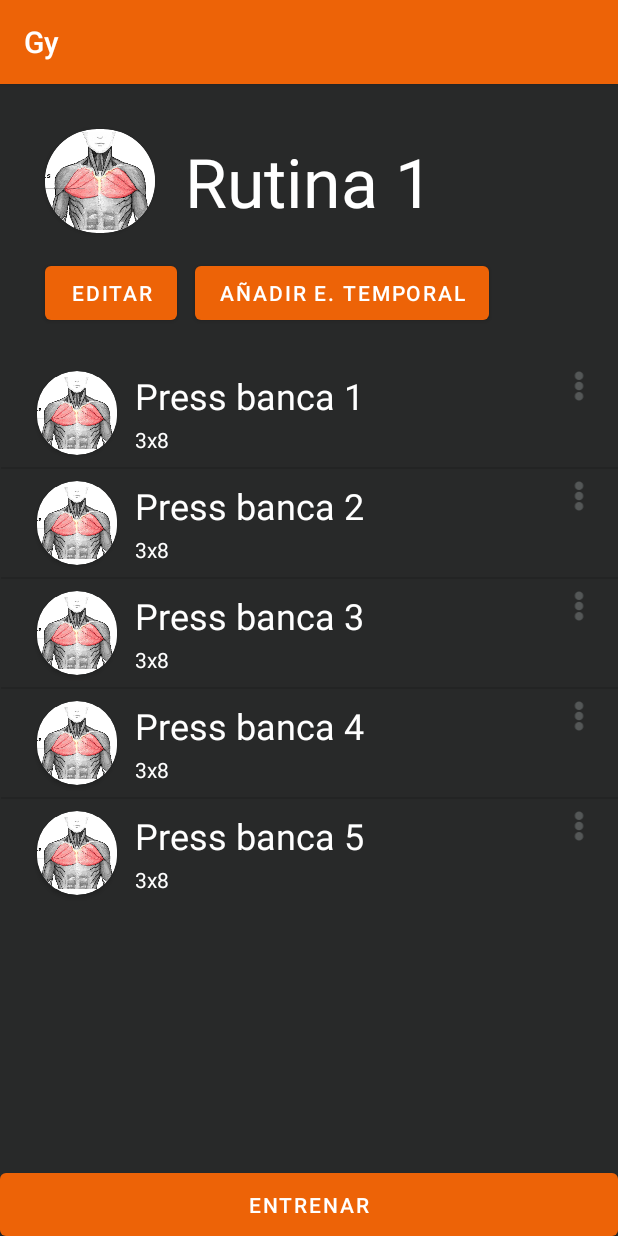
After one commit to kevinfdezdelanda/GymApp, an Android app: the ComenzarEntrenamiento screen opened directly, with no data from a screen before it, on a phone screen of 412 x 824 dp. The commit adds this screen. Run offline under Robolectric (Android 15) with nearby library versions, the phone set to English and light mode, and no system bars; 2 statements that could not run were skipped.

Commit message:
ventanaEntrenamiento empezada

```diff
--- a/app/src/main/AndroidManifest.xml
+++ b/app/src/main/AndroidManifest.xml
@@ -10,7 +10,7 @@
         android:supportsRtl="true"
         android:theme="@style/Theme.Gy">
         <activity
-            android:name=".MainActivity"
+            android:name=".activity.MainActivity"
             android:exported="true">
             <intent-filter>
                 <action android:name="android.intent.action.MAIN" />
@@ -18,6 +18,10 @@
                 <category android:name="android.intent.category.LAUNCHER" />
             </intent-filter>
         </activity>
+
+        <activity
+            android:name=".activity.ComenzarEntrenamiento" />
+
     </application>
 
 </manifest>
--- /dev/null
+++ b/app/src/main/java/com/example/gy/activity/ComenzarEntrenamiento.java
@@ -0,0 +1,72 @@
+package com.example.gy.activity;
+
+import android.os.Bundle;
+import android.view.View;
+import android.widget.ImageView;
+import android.widget.ListView;
+import android.widget.TextView;
+
+import androidx.appcompat.app.AppCompatActivity;
+
+import com.example.gy.R;
+import com.example.gy.adaptadores.AdaptadorEjercicios;
+import com.example.gy.model.Ejercicio;
+import com.example.gy.model.Rutina;
+
+import java.util.ArrayList;
+import java.util.List;
+
+public class ComenzarEntrenamiento extends AppCompatActivity {
+
+    private Rutina rutina;
+    private ListView listEjercicios;
+
+    @Override
+    protected void onCreate(Bundle savedInstanceState) {
+        super.onCreate(savedInstanceState);
+        setContentView(R.layout.comenzar_entrenamiento);
+
+        View decorView = getWindow().getDecorView();
+        // Hide the status bar.
+        int uiOptions = View.SYSTEM_UI_FLAG_FULLSCREEN | View.SYSTEM_UI_FLAG_LAYOUT_HIDE_NAVIGATION;
+        decorView.setSystemUiVisibility(uiOptions);
+
+        rutina = (Rutina) getIntent().getSerializableExtra("rutina");
+
+        TextView nombre = (TextView) findViewById(R.id.nomRutina);
+        nombre.setText(rutina.getNombre());
+        ImageView img = (ImageView)findViewById(R.id.imgRutina);
+        img.setImageResource(rutina.getImagen());
+
+        ListView listEjercicios = (ListView) findViewById(R.id.listEjercicios);
+        AdaptadorEjercicios adaptadorEjercicios =
+                new AdaptadorEjercicios(this, getEjercicios());
+        listEjercicios.setAdapter(adaptadorEjercicios);
+    }
+
+    public List<Ejercicio> getEjercicios(){
+        List<Ejercicio> ejerciciosList = new ArrayList<>();
+
+        ejerciciosList.add( new Ejercicio(R.drawable.pectoral,"Press banca 1", "3x8", 1));
+        ejerciciosList.add(new Ejercicio(R.drawable.pectoral,"Press banca 2","3x8", 2));
+        ejerciciosList.add(new Ejercicio(R.drawable.pectoral,"Press banca 3","3x8", 3));
+        ejerciciosList.add(new Ejercicio(R.drawable.pectoral,"Press banca 4","3x8", 4));
+        ejerciciosList.add(new Ejercicio(R.drawable.pectoral,"Press banca 5","3x8", 5));
+
+        return ejerciciosList;
+    }
+
+    @Override
+    public void onWindowFocusChanged(boolean hasFocus) {
+        super.onWindowFocusChanged(hasFocus);
+        if (hasFocus) {
+            getWindow().getDecorView().setSystemUiVisibility(
+                    View.SYSTEM_UI_FLAG_LAYOUT_STABLE
+                            | View.SYSTEM_UI_FLAG_LAYOUT_HIDE_NAVIGATION
+                            | View.SYSTEM_UI_FLAG_LAYOUT_FULLSCREEN
+                            | View.SYSTEM_UI_FLAG_HIDE_NAVIGATION
+                            | View.SYSTEM_UI_FLAG_FULLSCREEN
+                            | View.SYSTEM_UI_FLAG_IMMERSIVE_STICKY);
+        }
+    }
+}
--- /dev/null
+++ b/app/src/main/java/com/example/gy/adaptadores/AdaptadorEjercicios.java
@@ -0,0 +1,43 @@
+package com.example.gy.adaptadores;
+
+import android.content.Context;
+import android.view.LayoutInflater;
+import android.view.View;
+import android.view.ViewGroup;
+import android.widget.ArrayAdapter;
+import android.widget.ImageView;
+import android.widget.TextView;
+
+import androidx.annotation.NonNull;
+import androidx.annotation.Nullable;
+
+import com.example.gy.R;
+import com.example.gy.model.Ejercicio;
+
+import java.util.List;
+
+public class AdaptadorEjercicios extends ArrayAdapter<Ejercicio> {
+
+    private List<Ejercicio> ejercicios;
+
+    public AdaptadorEjercicios(@NonNull Context context, List<Ejercicio> Ejercicios) {
+        super(context, R.layout.list_rutina_ejercicio_layout, Ejercicios);
+        this.ejercicios = Ejercicios;
+    }
+
+    @NonNull
+    @Override
+    public View getView(int position, @Nullable View convertView,
+                        @NonNull ViewGroup parent) {
+
+        LayoutInflater inflater = LayoutInflater.from(getContext());
+        View item = inflater.inflate(R.layout.list_rutina_ejercicio_layout, null);
+        TextView nombre = (TextView)item.findViewById(R.id.nombre);
+        nombre.setText(ejercicios.get(position).getNombre());
+        TextView descripcion = (TextView)item.findViewById(R.id.descripcion);
+        descripcion.setText(ejercicios.get(position).getDescripcion());
+        ImageView img = (ImageView)item.findViewById(R.id.img);
+        img.setImageResource(ejercicios.get(position).getImagen());
+        return (item);
+    }
+}
--- a/app/src/main/java/com/example/gy/Ejercicio.java
+++ b/app/src/main/java/com/example/gy/model/Ejercicio.java
@@ -1,26 +1,30 @@
-package com.example.gy;
+package com.example.gy.model;
 
 import android.widget.ImageView;
 
-public class Ejercicio {
-    private ImageView imagen;
+import java.io.Serializable;
+
+public class Ejercicio implements Serializable {
+    private int imagen;
     private String nombre;
+    private String descripcion;
     private int id;
 
     public Ejercicio() {
     }
 
-    public Ejercicio(ImageView imagen, String nombre, int id) {
+    public Ejercicio(int imagen, String nombre, String descripcion, int id) {
         this.imagen = imagen;
         this.nombre = nombre;
+        this.descripcion = descripcion;
         this.id = id;
     }
 
-    public ImageView getImagen() {
+    public int getImagen() {
         return imagen;
     }
 
-    public void setImagen(ImageView imagen) {
+    public void setImagen(int imagen) {
         this.imagen = imagen;
     }
 
@@ -39,4 +43,12 @@ public class Ejercicio {
     public void setId(int id) {
         this.id = id;
     }
+
+    public String getDescripcion() {
+        return descripcion;
+    }
+
+    public void setDescripcion(String descripcion) {
+        this.descripcion = descripcion;
+    }
 }
--- a/app/src/main/res/layout/activity_main.xml
+++ b/app/src/main/res/layout/activity_main.xml
@@ -4,13 +4,13 @@
     xmlns:tools="http://schemas.android.com/tools"
     android:layout_width="match_parent"
     android:layout_height="match_parent"
-    tools:context=".MainActivity">
+    tools:context=".activity.MainActivity">
 
     <androidx.constraintlayout.widget.ConstraintLayout
         android:layout_width="match_parent"
         android:layout_height="match_parent"
         android:orientation="vertical"
-        tools:context=".MainActivity">
+        tools:context=".activity.MainActivity">
 
 
         <androidx.viewpager.widget.ViewPager
--- /dev/null
+++ b/app/src/main/res/layout/comenzar_entrenamiento.xml
@@ -0,0 +1,79 @@
+<?xml version="1.0" encoding="utf-8"?>
+<androidx.constraintlayout.widget.ConstraintLayout xmlns:android="http://schemas.android.com/apk/res/android"
+    xmlns:app="http://schemas.android.com/apk/res-auto"
+    xmlns:tools="http://schemas.android.com/tools"
+    android:layout_width="match_parent"
+    android:layout_height="match_parent">
+
+    <ListView
+        android:id="@+id/listEjercicios"
+        android:layout_width="411dp"
+        android:layout_height="wrap_content"
+        android:layout_margin="20dp"
+        android:layout_marginHorizontal="20dp"
+        app:layout_constraintEnd_toEndOf="parent"
+        app:layout_constraintStart_toStartOf="parent"
+        app:layout_constraintTop_toBottomOf="@+id/button"
+        tools:ignore="MissingConstraints" />
+
+    <androidx.cardview.widget.CardView
+        android:id="@+id/cardView2"
+        android:layout_width="73dp"
+        android:layout_height="69dp"
+        android:layout_gravity="center"
+        android:layout_margin="30dp"
+        android:layout_marginTop="8dp"
+        app:cardCornerRadius="250dp"
+        app:layout_constraintStart_toStartOf="parent"
+        app:layout_constraintTop_toTopOf="parent">
+
+        <ImageView
+            android:id="@+id/imgRutina"
+            android:layout_width="wrap_content"
+            android:layout_height="wrap_content"
+            app:srcCompat="@drawable/pectoral" />
+    </androidx.cardview.widget.CardView>
+
+    <TextView
+        android:id="@+id/nomRutina"
+        android:layout_width="wrap_content"
+        android:layout_height="wrap_content"
+        android:layout_marginStart="20dp"
+        android:text="Rutina 1"
+        android:textAppearance="@style/TextAppearance.AppCompat.Display2"
+        app:layout_constraintBottom_toBottomOf="@+id/cardView2"
+        app:layout_constraintStart_toEndOf="@+id/cardView2"
+        app:layout_constraintTop_toTopOf="@+id/cardView2"
+        app:layout_constraintVertical_bias="0.54" />
+
+    <Button
+        android:id="@+id/button"
+        android:layout_width="wrap_content"
+        android:layout_height="wrap_content"
+        android:layout_marginTop="16dp"
+        android:text="Editar"
+        app:layout_constraintStart_toStartOf="@+id/cardView2"
+        app:layout_constraintTop_toBottomOf="@+id/cardView2" />
+
+    <Button
+        android:id="@+id/button2"
+        android:layout_width="wrap_content"
+        android:layout_height="wrap_content"
+        android:layout_marginStart="12dp"
+        android:text="Añadir E. temporal"
+        app:layout_constraintBottom_toBottomOf="@+id/button"
+        app:layout_constraintStart_toEndOf="@+id/button"
+        app:layout_constraintTop_toTopOf="@+id/button"
+        app:layout_constraintVertical_bias="0.0" />
+
+    <Button
+        android:id="@+id/button3"
+        android:layout_width="0dp"
+        android:layout_height="wrap_content"
+        android:insetBottom="0dp"
+        android:text="Entrenar"
+        app:layout_constraintBottom_toBottomOf="parent"
+        app:layout_constraintEnd_toEndOf="parent"
+        app:layout_constraintStart_toStartOf="parent" />
+
+</androidx.constraintlayout.widget.ConstraintLayout>
--- a/app/src/main/res/layout/list_rutina_layout.xml
+++ b/app/src/main/res/layout/list_rutina_ejercicio_layout.xml
@@ -3,8 +3,7 @@
     xmlns:app="http://schemas.android.com/apk/res-auto"
     xmlns:tools="http://schemas.android.com/tools"
     android:layout_width="match_parent"
-    android:layout_height="match_parent"
-    android:background="@color/color4">
+    android:layout_height="match_parent">
 
 
     <androidx.cardview.widget.CardView
--- a/app/src/main/res/layout/v_inicio.xml
+++ b/app/src/main/res/layout/v_inicio.xml
@@ -7,7 +7,7 @@
     android:layout_width="match_parent"
     android:layout_height="match_parent"
     android:orientation="vertical"
-    tools:context=".MainActivity">
+    tools:context=".activity.MainActivity">
 
     <androidx.constraintlayout.widget.ConstraintLayout
         android:layout_width="match_parent"
@@ -56,7 +56,7 @@
             app:layout_constraintTop_toBottomOf="@+id/linearLayout" />
 
         <ListView
-            android:id="@+id/listRutinasInicio"
+            android:id="@+id/listEjercicios"
             android:layout_width="411dp"
             android:layout_height="wrap_content"
             android:layout_margin="20dp"
@@ -73,7 +73,7 @@
             android:orientation="horizontal"
             app:layout_constraintEnd_toEndOf="parent"
             app:layout_constraintStart_toStartOf="parent"
-            app:layout_constraintTop_toBottomOf="@+id/listRutinasInicio">
+            app:layout_constraintTop_toBottomOf="@+id/listEjercicios">
 
             <Button
                 android:id="@+id/btnNuevaRutina"
--- a/app/src/main/res/layout/v_progreso.xml
+++ b/app/src/main/res/layout/v_progreso.xml
@@ -7,7 +7,7 @@
     android:layout_width="match_parent"
     android:layout_height="match_parent"
     android:orientation="vertical"
-    tools:context=".MainActivity">
+    tools:context=".activity.MainActivity">
 
     <androidx.constraintlayout.widget.ConstraintLayout
         android:layout_width="match_parent"
--- a/app/src/main/res/layout/v_usuario.xml
+++ b/app/src/main/res/layout/v_usuario.xml
@@ -6,7 +6,7 @@
     android:layout_width="match_parent"
     android:layout_height="match_parent"
     android:orientation="vertical"
-    tools:context=".MainActivity">
+    tools:context=".activity.MainActivity">
 
     <androidx.constraintlayout.widget.ConstraintLayout
         android:layout_width="match_parent"
```
Also changed, not shown: app/src/main/java/com/example/gy/activity/MainActivity.java (renamed from app/src/main/java/com/example/gy/MainActivity.java, +30 -19 lines), app/src/main/java/com/example/gy/adaptadores/AdaptadorEjercicios_RecyclerView.java (renamed from app/src/main/java/com/example/gy/AdaptadorEjercicios_RecyclerView.java, +5 -3 lines), app/src/main/java/com/example/gy/adaptadores/AdaptadorRutinas.java (renamed from app/src/main/java/com/example/gy/AdaptadorRutinas.java, +8 -5 lines), app/src/main/java/com/example/gy/model/Rutina.java (renamed from app/src/main/java/com/example/gy/Rutina.java, +18 -6 lines).
